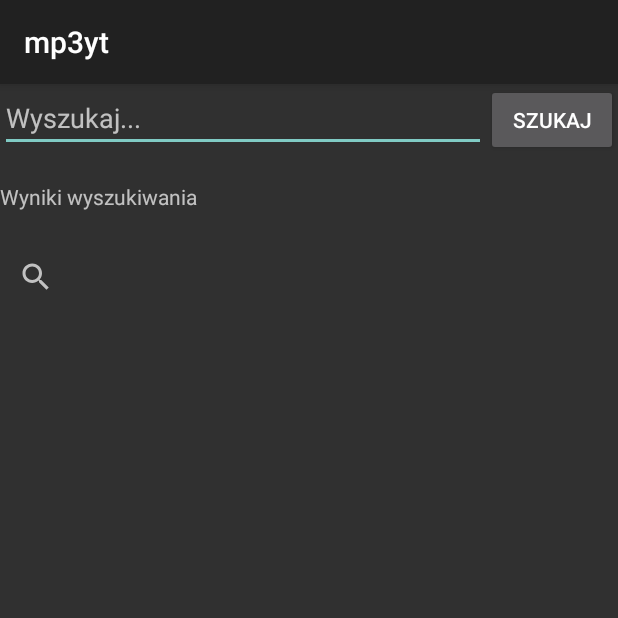
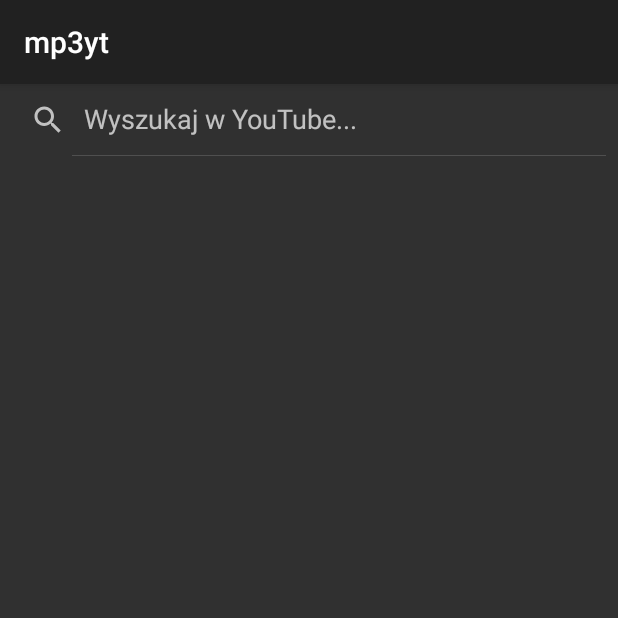
Before and after one commit to lisu9090/mp3ytAndroid, an Android app: the fragment SearchFragment shown on its own in the app's theme, on a phone screen of 412 x 824 dp, the top half of it. Run offline under Robolectric (Android 15) with nearby library versions, the phone set to English and light mode, and no system bars.

Commit message:
Added search result item view and search result list

```diff
--- a/app/src/main/AndroidManifest.xml
+++ b/app/src/main/AndroidManifest.xml
@@ -14,12 +14,6 @@
             android:roundIcon="@mipmap/ic_launcher_round"
             android:supportsRtl="true"
             android:theme="@style/Theme.AppCompat" >
-        <activity android:name=".SettingsActivity"
-                  android:launchMode="singleInstance">
-        </activity>
-        <activity android:name=".DownloadActivity"
-                  android:launchMode="singleInstance">
-        </activity>
         <activity android:name=".MainActivity"
                   android:launchMode="singleInstance">
             <intent-filter>
--- /dev/null
+++ b/app/src/main/java/models/SearchResult.kt
@@ -0,0 +1,5 @@
+package models
+
+class SearchResult(val itemId: String, val name: String){
+    val mImgSrc = "https://i.ytimg.com/vi/$itemId/default.jpg"
+}
--- a/app/src/main/java/pl/edu/agh/mp3yt/SearchFragment.kt
+++ b/app/src/main/java/pl/edu/agh/mp3yt/SearchFragment.kt
@@ -1,22 +1,29 @@
 package pl.edu.agh.mp3yt
 
-import android.content.Context
-import android.net.Uri
 import android.os.Bundle
 import android.support.v4.app.Fragment
 import android.view.LayoutInflater
 import android.view.View
 import android.view.ViewGroup
-import android.widget.Button
-import android.widget.EditText
+import android.webkit.WebView
+import android.widget.RelativeLayout
+//import android.widget.Button
+//import android.widget.EditText
+import android.widget.SearchView
 import android.widget.TextView
 
 class SearchFragment : Fragment() {
-    var mSearchEditText: EditText? = null
+//    var mSearchEditText: EditText? = null
+//        private set
+//    var mSearchButton: Button? = null
+//        private set
+//    var mSearchResultTextView: TextView? = null
+//        private set
+    var mSearchView: SearchView? = null
         private set
-    var mSearchButton: Button? = null
-        private set
-    var mSearchResultTextView: TextView? = null
+//    var mSearch_result_container: RelativeLayout? = null
+//        private set
+    var mNoResults: TextView? = null
         private set
 
 //    override fun onCreate(savedInstanceState: Bundle?) {
@@ -27,9 +34,16 @@ class SearchFragment : Fragment() {
     override fun onCreateView(
         inflater: LayoutInflater, container: ViewGroup?, savedInstanceState: Bundle?): View? {
         val view = inflater.inflate(R.layout.fragment_search, container, false)
-        mSearchEditText = view.findViewById(R.id.search_input)
-        mSearchButton = view.findViewById(R.id.search_button)
-        mSearchResultTextView = view.findViewById(R.id.search_results)
+//        mSearchEditText = view.findViewById(R.id.search_input)
+//        mSearchButton = view.findViewById(R.id.search_button)
+
+//        val myWebView: WebView = view.findViewById(R.id.web_view)
+//        myWebView.loadUrl("https://i.ytimg.com/vi/BlBvrgxnj64/hqdefault.jpg")
+//        mSearchResultTextView = view.findViewById(R.id.search_results)
+        mSearchView = view.findViewById(R.id.search_view)
+//        mSearch_result_container = view.findViewById(R.id.search_result_container)
+        mNoResults = view.findViewById(R.id.no_results)
+
         return view
     }
 
--- a/app/src/main/res/layout/fragment_search.xml
+++ b/app/src/main/res/layout/fragment_search.xml
@@ -1,41 +1,40 @@
 <?xml version="1.0" encoding="utf-8"?>
 <RelativeLayout xmlns:android="http://schemas.android.com/apk/res/android"
-             xmlns:tools="http://schemas.android.com/tools"
+                xmlns:app="http://schemas.android.com/apk/res-auto" xmlns:tools="http://schemas.android.com/tools"
              android:layout_width="match_parent"
              android:layout_height="match_parent"
              tools:context=".SearchFragment">
 
-    <EditText android:layout_width="wrap_content"
-              android:layout_height="wrap_content"
-              android:layout_alignParentTop="true"
-              android:layout_alignParentStart="true"
-              android:layout_toStartOf="@+id/search_button"
-              android:id="@+id/search_input"
-              android:hint="@string/search_input_string"
-    />
-    <Button android:layout_width="wrap_content"
-            android:layout_height="wrap_content"
-            android:layout_alignParentTop="true"
-            android:layout_alignParentEnd="true"
-            android:id="@+id/search_button"
-            android:text="@string/search_button_string"
-    />
-
-    <TextView
-            android:layout_width="match_parent"
-            android:layout_height="wrap_content"
-            android:layout_below="@+id/search_input"
-            android:layout_marginTop="20dp"
-            android:id="@+id/search_results"
-            android:text="@string/search_results"/>
-
+    <!--<TextView-->
+            <!--android:layout_width="match_parent"-->
+            <!--android:layout_height="wrap_content"-->
+            <!--android:layout_below="@+id/search_view"-->
+            <!--android:layout_marginTop="20dp"-->
+            <!--android:id="@+id/search_results"-->
+            <!--android:text="@string/search_results"/>-->
     <SearchView
             android:layout_width="match_parent"
             android:layout_height="wrap_content"
-            android:layout_marginTop="20dp"
+            android:layout_alignParentTop="true"
+            android:iconifiedByDefault="false"
             android:id="@+id/search_view"
-            android:layout_below="@+id/search_results"
             android:queryHint="@string/search_input_string"
-            android:gravity="center" android:visibility="visible"/>
-
+    />
+    <ScrollView android:layout_width="match_parent"
+                android:layout_height="match_parent"
+                android:layout_below="@+id/search_view"
+                android:layout_marginTop="20dp"
+                android:id="@+id/search_scroll_view"
+    >
+        <LinearLayout android:layout_width="match_parent"
+                      android:layout_height="wrap_content"
+                      android:orientation="vertical"
+                      android:id="@+id/search_result_container"
+        >
+            <TextView android:layout_width="match_parent"
+                      android:layout_height="wrap_content"
+                      android:id="@+id/no_results"
+            />
+        </LinearLayout>
+    </ScrollView>
 </RelativeLayout>
--- a/app/src/main/res/values/strings.xml
+++ b/app/src/main/res/values/strings.xml
@@ -7,7 +7,8 @@
 
     <!-- TODO: Remove or change this placeholder text -->
     <string name="hello_blank_fragment">Hello blank fragment</string>
-    <string name="search_input_string">Wyszukaj...</string>
+    <string name="search_input_string">Wyszukaj w YouTube...</string>
     <string name="search_button_string">Szukaj</string>
     <string name="search_results">Wyniki wyszukiwania</string>
+    <string name="no_results">Brak wyników</string>
 </resources>
```
Also changed, not shown: app/src/main/java/pl/edu/agh/mp3yt/DownloadActivity.kt (deleted, +0 -20 lines), app/src/main/java/pl/edu/agh/mp3yt/MainActivity.kt (+48 -36 lines), app/src/main/java/pl/edu/agh/mp3yt/SearchResultFragment.kt (added, +67 -0 lines), app/src/main/java/pl/edu/agh/mp3yt/SettingsActivity.kt (deleted, +0 -20 lines), app/src/main/java/utils/NavigationListener.kt (deleted, +0 -27 lines), app/src/main/res/layout/fragment_search_result.xml (added, +50 -0 lines), app/src/main/res/layout/nav_header.xml (+5 -5 lines).
